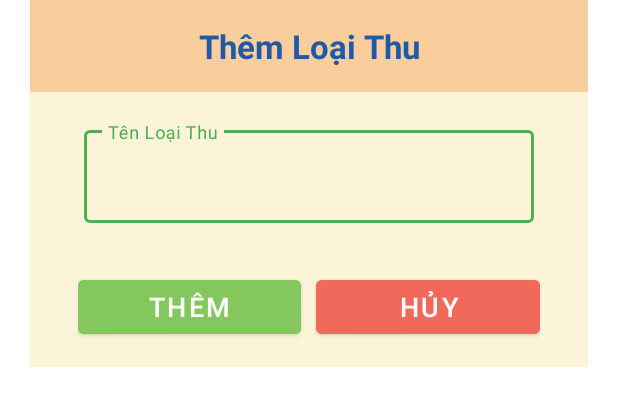
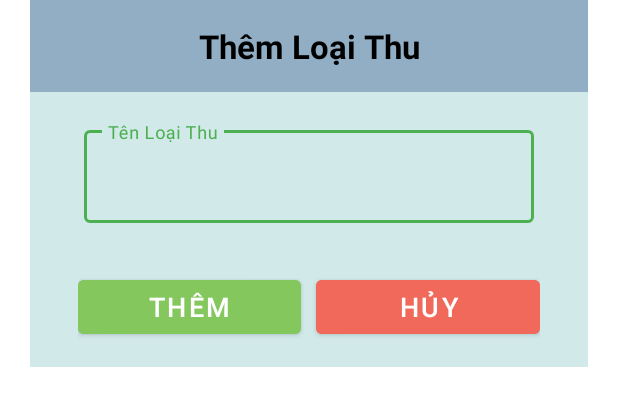
Before and after one commit to nguyenthanhdat20130013/qlchitieu_cnpm, an Android app: the layout dialog_add_loaithu.xml on its own in the app's theme, with its tools: preview values and no code run, on a phone screen of 412 x 824 dp. Shown: the top 406 px of the screen. Run offline under Robolectric (Android 15) with nearby library versions, the phone set to English and light mode, and no system bars.

Commit message:
fix giao dien

```diff
--- a/app/src/main/res/layout/dialog_add_khoanchi.xml
+++ b/app/src/main/res/layout/dialog_add_khoanchi.xml
@@ -4,17 +4,17 @@
     android:layout_width="match_parent"
     android:layout_margin="8dp"
     android:layout_height="wrap_content"
-    android:background="#FCF4D9">
+    android:background="#D2E9E9">
 
     <TextView
         android:id="@+id/tv_them_khoanchi"
         android:layout_width="match_parent"
         android:layout_height="wrap_content"
-        android:background="#FACE9C"
+        android:background="#91AEC4"
         android:gravity="center"
         android:padding="16dp"
         android:text="Thêm Khoản Chi"
-        android:textColor="#205AA7"
+        android:textColor="@color/black"
         android:textSize="22sp"
         android:textStyle="bold">
     </TextView>
--- a/app/src/main/res/layout/dialog_add_loaithu.xml
+++ b/app/src/main/res/layout/dialog_add_loaithu.xml
@@ -3,21 +3,21 @@
     android:orientation="vertical"
     android:layout_width="match_parent"
     android:layout_marginLeft="20dp"
-    android:background="#FCF4D9"
+    android:background="#D2E9E9"
     android:layout_marginRight="20dp"
     android:layout_height="wrap_content">
+
     <TextView
         android:id="@+id/tv_them_loaithu"
-        android:background="#FACE9C"
         android:layout_width="match_parent"
         android:layout_height="wrap_content"
+        android:background="#91AEC4"
         android:gravity="center"
         android:padding="16dp"
         android:text="Thêm Loại Thu"
-        android:textColor="#205AA7"
+        android:textColor="@color/black"
         android:textSize="22sp"
-        android:textStyle="bold">
-    </TextView>
+        android:textStyle="bold"></TextView>
 
     <com.google.android.material.textfield.TextInputLayout
         android:layout_marginTop="20dp"
--- a/app/src/main/res/layout/dialog_edit_khoanchi.xml
+++ b/app/src/main/res/layout/dialog_edit_khoanchi.xml
@@ -4,17 +4,17 @@
     android:layout_width="match_parent"
     android:layout_margin="8dp"
     android:layout_height="wrap_content"
-    android:background="#FCF4D9">
+    android:background="#D2E9E9">
 
     <TextView
         android:id="@+id/tv_sua_khoanchi"
         android:layout_width="match_parent"
         android:layout_height="wrap_content"
-        android:background="#FACE9C"
+        android:background="#91AEC4"
         android:gravity="center"
         android:padding="16dp"
         android:text="Sửa Khoản Chi"
-        android:textColor="#205AA7"
+        android:textColor="@color/black"
         android:textSize="22sp"
         android:textStyle="bold">
     </TextView>
--- a/app/src/main/res/layout/fragment_khoan_chi.xml
+++ b/app/src/main/res/layout/fragment_khoan_chi.xml
@@ -9,7 +9,7 @@
         android:layout_alignParentTop="true"
         android:id="@+id/recyclerView_khoanchi"
         android:layout_width="match_parent"
-        android:background="#FCF4D9"
+        android:background="#F8F6F4"
         android:layout_height="match_parent">
     </androidx.recyclerview.widget.RecyclerView>
 
@@ -23,7 +23,7 @@
         android:layout_marginTop="8dp"
         android:layout_marginEnd="8dp"
         android:layout_marginBottom="8dp"
-        android:backgroundTint="#8ADAA6"
+        android:backgroundTint="#2D88BA"
         android:src="@android:drawable/ic_input_add">
 
     </com.google.android.material.floatingactionbutton.FloatingActionButton>
--- a/app/src/main/res/layout/khoan_chi_view_item.xml
+++ b/app/src/main/res/layout/khoan_chi_view_item.xml
@@ -18,7 +18,7 @@
         android:id="@+id/tv_tenkhoanchi"
         android:layout_width="match_parent"
         android:layout_height="wrap_content"
-        android:background="#F6B297"
+        android:background="#91AEC4"
         android:gravity="center"
         android:padding="15dp"
         android:text="Tên Khoản Chi"
```
Also changed, not shown: app/src/main/res/layout/dialog_edit_loaithu.xml (+5 -5 lines).
